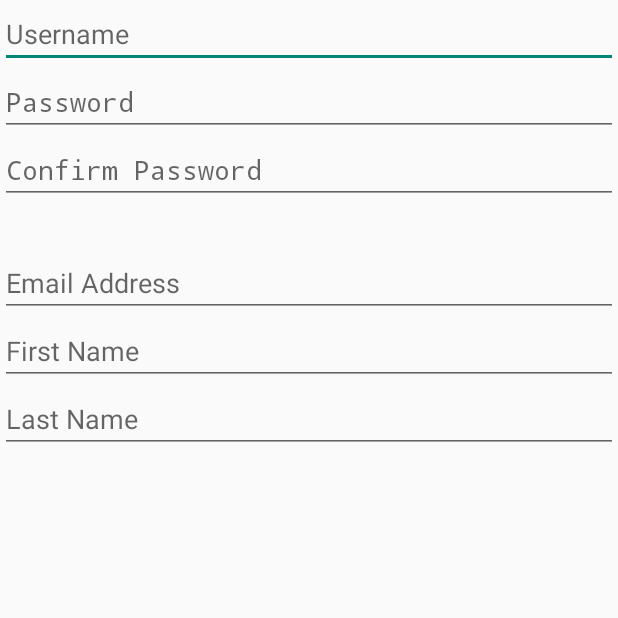
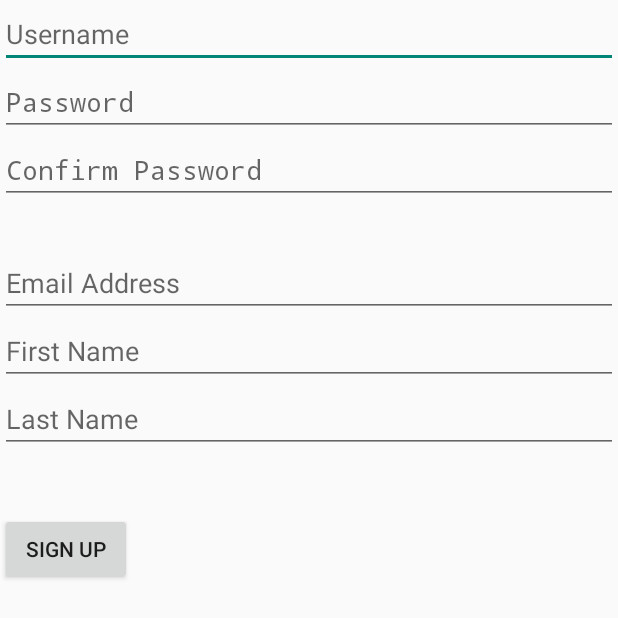
Before and after one commit to nexturninc/Aloopy-Customer, an Android app: the SignupActivity screen opened directly, with no data from a screen before it, on a phone screen of 412 x 824 dp. Shown: the top 618 px of the screen. Run offline under Robolectric (Android 15) with nearby library versions, the phone set to English and light mode, and no system bars.

Commit message:
Customer Signup updates

```diff
--- a/AloopyCustomerApp/app/src/main/res/layout/customer_signup.xml
+++ b/AloopyCustomerApp/app/src/main/res/layout/customer_signup.xml
@@ -44,5 +44,12 @@
         android:id="@+id/txtLastName"
         android:hint="Last Name" />
 
+    <Button
+        android:layout_width="wrap_content"
+        android:layout_height="wrap_content"
+        android:layout_marginTop="40dp"
+        android:text="@string/action_signup"
+        android:id="@+id/btnSignUp"/>
+
 
 </LinearLayout>
--- a/AloopyCustomerApp/app/src/main/res/layout/stamp_details.xml
+++ b/AloopyCustomerApp/app/src/main/res/layout/stamp_details.xml
@@ -303,4 +303,6 @@
 
     </LinearLayout>
 
+
+
 </RelativeLayout>
```
Also changed, not shown: AloopyCustomerApp/app/src/main/java/com/customer/aloopy/aloopycustomerapp/SignupActivity.java (+53 -2 lines).
